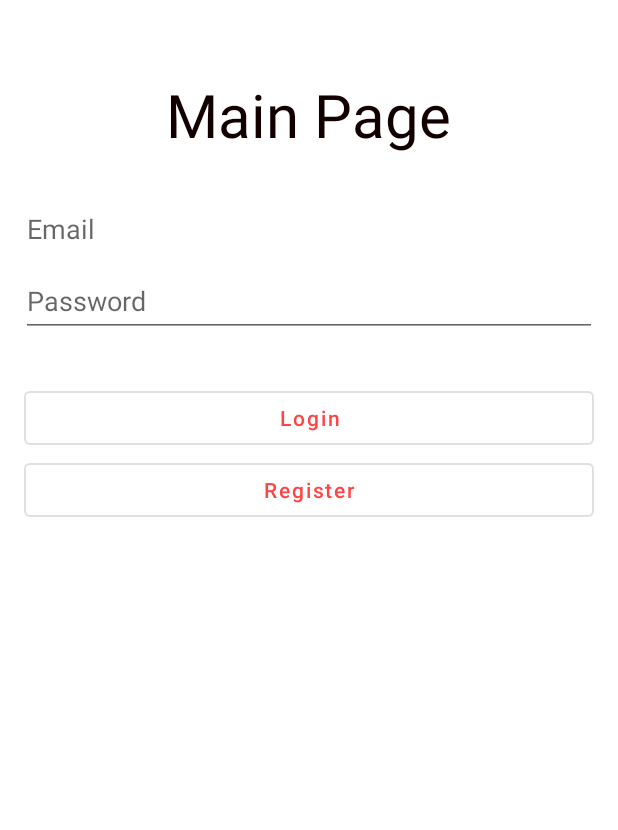
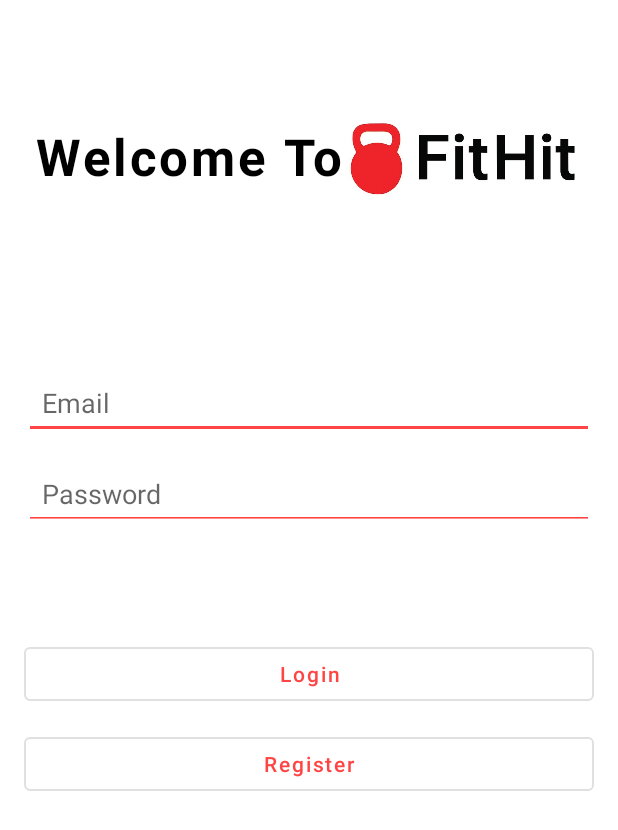
Before and after one commit to stavsiv/FitHit, an Android app: the screen it shows after launch (MainActivity), on a phone screen of 412 x 824 dp. Shown: the top 830 px of the screen. Run offline under Robolectric (Android 15) with nearby library versions, the phone set to English and light mode, and no system bars; our stand-ins replace Firebase (no records; nobody signed in at launch, a user with empty details on screens opened directly).

Commit message:
last update of view and logo

```diff
--- a/app/src/main/AndroidManifest.xml
+++ b/app/src/main/AndroidManifest.xml
@@ -7,9 +7,9 @@
         android:allowBackup="true"
         android:dataExtractionRules="@xml/data_extraction_rules"
         android:fullBackupContent="@xml/backup_rules"
-        android:icon="@mipmap/ic_launcher"
+        android:icon="@drawable/logo_fithit"
         android:label="@string/app_name"
-        android:roundIcon="@mipmap/ic_launcher_round"
+        android:roundIcon="@drawable/logo_fithit"
         android:supportsRtl="true"
         android:theme="@style/Theme.FitHit"
         tools:targetApi="31">
--- a/app/src/main/res/layout/fragment_login.xml
+++ b/app/src/main/res/layout/fragment_login.xml
@@ -4,72 +4,88 @@
     android:layout_width="match_parent"
     android:layout_height="match_parent"
     android:orientation="vertical"
-    tools:context=".Fragments.FragmentLogin">
+    tools:context=".Fragments.FragmentLogin"
+    android:background="#FFFFFF">
+
+    <LinearLayout
+        android:layout_width="wrap_content"
+        android:layout_height="wrap_content"
+        android:orientation="horizontal"
+        android:gravity="center_vertical"
+        android:padding="24dp">
+
+        <TextView
+            android:id="@+id/textView"
+            android:layout_width="wrap_content"
+            android:layout_height="wrap_content"
+            android:gravity="start"
+            android:letterSpacing="0.05"
+            android:text="@string/welcome_to"
+            android:textColor="@android:color/black"
+            android:textSize="34sp"
+            android:textStyle="bold"/>
+        <ImageView
+            android:layout_width="160dp"
+            android:layout_height="160dp"
+            android:src="@drawable/logo_fithit"
+            android:contentDescription="@string/app_name"
+            android:elevation="6dp" />
+    </LinearLayout>
 
     <LinearLayout
         android:layout_width="match_parent"
         android:layout_height="wrap_content"
         android:orientation="vertical"
-        android:layout_gravity="top|center_horizontal"
-        android:layout_marginTop="10dp"
-        android:padding="14dp">
-
-        <TextView
-            android:id="@+id/textView"
-            android:layout_width="wrap_content"
-            android:layout_height="wrap_content"
-            android:layout_gravity="center_horizontal"
-            android:textSize="40sp"
-            android:padding="25dp"
-            android:textColor="#120000"
-            android:text="Main Page"
-            tools:ignore="HardcodedText" />
+        android:layout_marginTop="20dp"
+        android:padding="16dp">
 
         <EditText
             android:id="@+id/emailEditText"
             android:layout_width="match_parent"
             android:layout_height="wrap_content"
-            android:autofillHints=""
             android:hint="Email"
             android:inputType="textEmailAddress"
             android:minHeight="48dp"
-            tools:ignore="HardcodedText,VisualLintTextFieldSize" />
+            android:backgroundTint="@android:color/holo_red_light"
+            android:padding="12dp" />
 
         <EditText
             android:id="@+id/passwordEditText"
             android:layout_width="match_parent"
             android:layout_height="wrap_content"
-            android:autofillHints=""
             android:hint="Password"
             android:inputType="textPassword"
             android:minHeight="48dp"
-            tools:ignore="HardcodedText,VisualLintTextFieldSize" />
-
+            android:backgroundTint="@android:color/holo_red_light"
+            android:padding="12dp"
+            android:layout_marginTop="12dp" />
     </LinearLayout>
 
+    <!-- כפתורים -->
     <LinearLayout
         android:layout_width="match_parent"
         android:layout_height="wrap_content"
-        android:layout_gravity="bottom|center_horizontal"
-        android:layout_marginBottom="100dp"
         android:orientation="vertical"
-        android:padding="16dp">
+        android:padding="16dp"
+        android:layout_marginTop="40dp">
 
         <Button
+            android:id="@+id/buttonLoginMain"
             android:layout_width="match_parent"
             android:layout_height="wrap_content"
-            android:id="@+id/buttonLoginMain"
             android:text="@string/login"
             android:textAllCaps="false"
             android:textColor="@android:color/holo_red_light"
             style="@style/Widget.MaterialComponents.Button.OutlinedButton" />
+
         <Button
+            android:id="@+id/buttonLoginToRegister"
             android:layout_width="match_parent"
             android:layout_height="wrap_content"
-            android:id="@+id/buttonLoginToRegister"
             android:text="@string/register"
             android:textAllCaps="false"
             android:textColor="@android:color/holo_red_light"
-            style="@style/Widget.MaterialComponents.Button.OutlinedButton" />
+            style="@style/Widget.MaterialComponents.Button.OutlinedButton"
+            android:layout_marginTop="12dp" />
     </LinearLayout>
 </LinearLayout>
```
Also changed, not shown: app/src/main/java/com/example/fithit/Fragments/FragmentPersonalArea.java (+3 -4 lines), app/src/main/res/layout/fragment_custom_workout_dialog.xml (+22 -4 lines), app/src/main/res/layout/fragment_main.xml (+14 -16 lines), app/src/main/res/layout/fragment_personal_area_dashboard.xml (+15 -25 lines), app/src/main/res/values/strings.xml (+5 -2 lines), app/src/main/res/values/styles.xml (+7 -2 lines), app/src/main/res/drawable/logo_fithit.jpeg (added), 1 other file.
